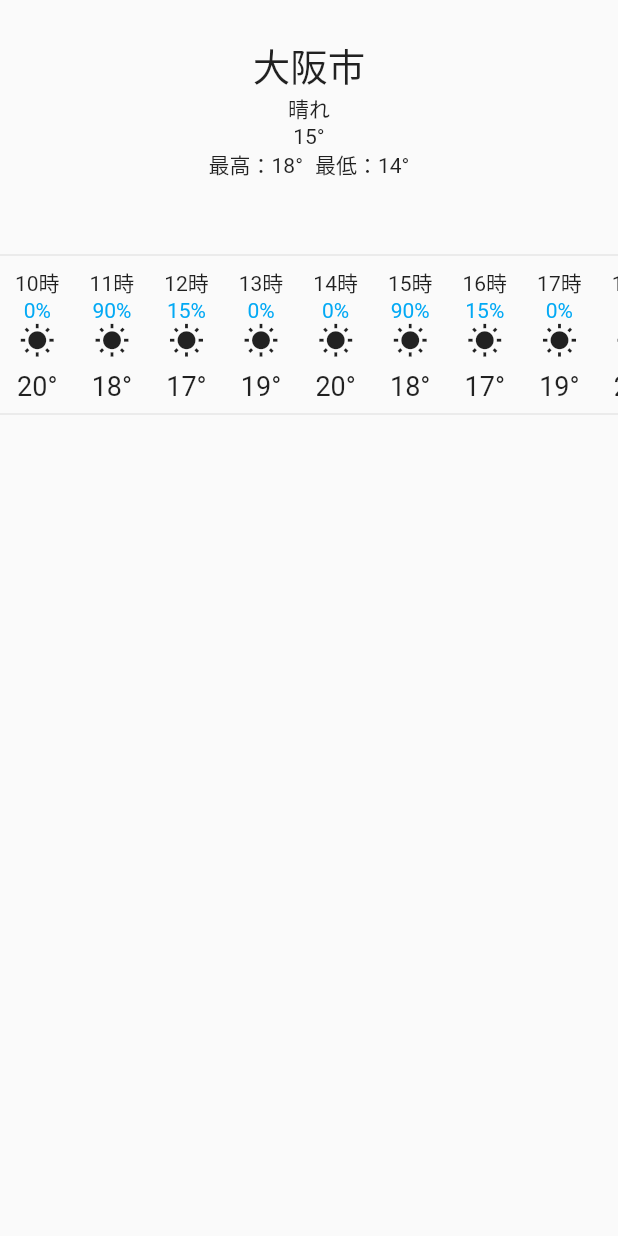
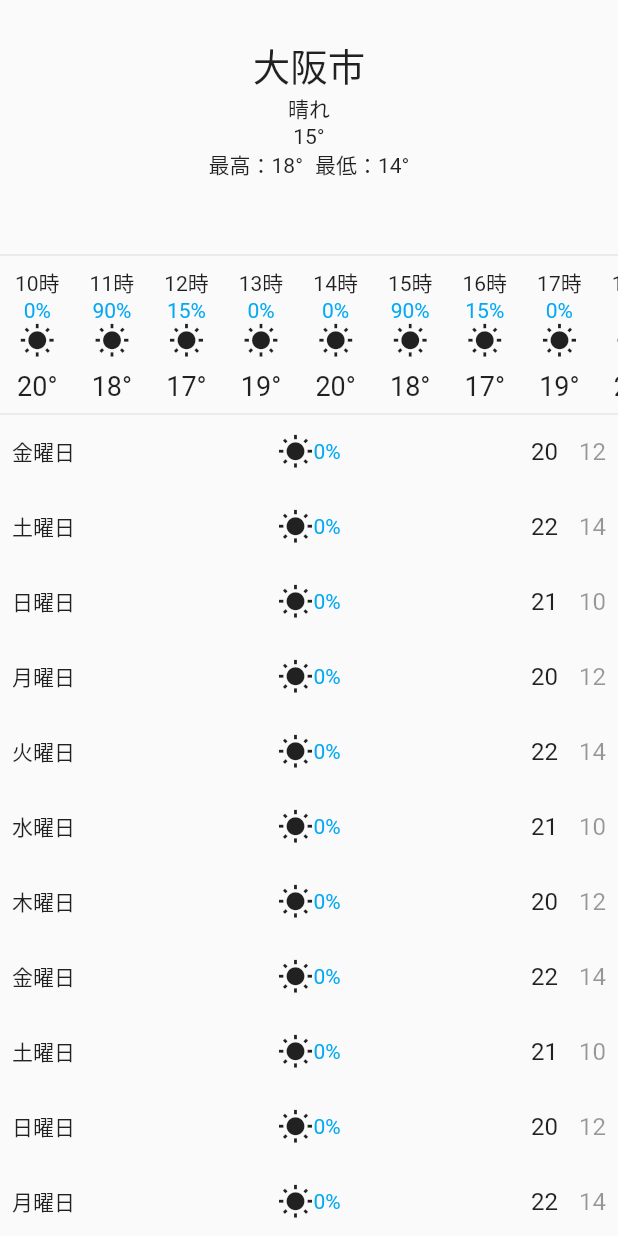
Before and after one commit to yu-s1127/flutter_weather_app, a Flutter app: the screen it shows after launch, on a phone screen of 412 x 824 dp. Run offline on Flutter 3.47's test engine with Material 2 defaults, Android fonts, the phone set to English and light mode, and no system bars.

Commit message:
日毎の天気情報を表示

```diff
--- a/lib/main.dart
+++ b/lib/main.dart
@@ -21,7 +21,6 @@ class MyApp extends StatelessWidget {
   }
 }
 
-// TODO: 日毎の天気を表示
 // TODO: 郵便番号検索窓のUIを作成
 
 // TODO: 郵便番号から住所を取得
--- a/lib/top_page.dart
+++ b/lib/top_page.dart
@@ -16,6 +16,7 @@ class _TopPageState extends State<TopPage> {
     temperatureMaximum: 18,
     temperatureMinimum: 14,
   );
+
   List<Weather> houryWeather = [
     Weather(
       temperature: 20,
@@ -163,6 +164,86 @@ class _TopPageState extends State<TopPage> {
     ),
   ];
 
+  List<Weather> dailyWeather = [
+    Weather(
+        temperatureMaximum: 20,
+        temperatureMinimum: 12,
+        rainyPercentage: 0,
+        time: DateTime(2021, 10, 1)),
+    Weather(
+        temperatureMaximum: 22,
+        temperatureMinimum: 14,
+        rainyPercentage: 0,
+        time: DateTime(2021, 10, 2)),
+    Weather(
+        temperatureMaximum: 21,
+        temperatureMinimum: 10,
+        rainyPercentage: 0,
+        time: DateTime(2021, 10, 3)),
+    Weather(
+        temperatureMaximum: 20,
+        temperatureMinimum: 12,
+        rainyPercentage: 0,
+        time: DateTime(2021, 10, 4)),
+    Weather(
+        temperatureMaximum: 22,
+        temperatureMinimum: 14,
+        rainyPercentage: 0,
+        time: DateTime(2021, 10, 5)),
+    Weather(
+        temperatureMaximum: 21,
+        temperatureMinimum: 10,
+        rainyPercentage: 0,
+        time: DateTime(2021, 10, 6)),
+    Weather(
+        temperatureMaximum: 20,
+        temperatureMinimum: 12,
+        rainyPercentage: 0,
+        time: DateTime(2021, 10, 7)),
+    Weather(
+        temperatureMaximum: 22,
+        temperatureMinimum: 14,
+        rainyPercentage: 0,
+        time: DateTime(2021, 10, 8)),
+    Weather(
+        temperatureMaximum: 21,
+        temperatureMinimum: 10,
+        rainyPercentage: 0,
+        time: DateTime(2021, 10, 9)),
+    Weather(
+        temperatureMaximum: 20,
+        temperatureMinimum: 12,
+        rainyPercentage: 0,
+        time: DateTime(2021, 10, 10)),
+    Weather(
+        temperatureMaximum: 22,
+        temperatureMinimum: 14,
+        rainyPercentage: 0,
+        time: DateTime(2021, 10, 11)),
+    Weather(
+        temperatureMaximum: 21,
+        temperatureMinimum: 10,
+        rainyPercentage: 0,
+        time: DateTime(2021, 10, 12)),
+    Weather(
+        temperatureMaximum: 20,
+        temperatureMinimum: 12,
+        rainyPercentage: 0,
+        time: DateTime(2021, 10, 13)),
+    Weather(
+        temperatureMaximum: 22,
+        temperatureMinimum: 14,
+        rainyPercentage: 0,
+        time: DateTime(2021, 10, 14)),
+    Weather(
+        temperatureMaximum: 21,
+        temperatureMinimum: 10,
+        rainyPercentage: 0,
+        time: DateTime(2021, 10, 15)),
+  ];
+
+  List<String> weekDay = ['月', '火', '水', '木', '金', '土', '日'];
+
   @override
   Widget build(BuildContext context) {
     return Scaffold(
@@ -237,6 +318,58 @@ class _TopPageState extends State<TopPage> {
             const Divider(
               height: 0,
             ),
+            Expanded(
+              child: SingleChildScrollView(
+                child: Column(
+                  children: dailyWeather.map((weather) {
+                    return Padding(
+                      padding: const EdgeInsets.symmetric(horizontal: 8.0),
+                      child: SizedBox(
+                        height: 50,
+                        child: Row(
+                          mainAxisAlignment: MainAxisAlignment.spaceBetween,
+                          children: [
+                            SizedBox(
+                              child: Text(
+                                  '${weekDay[weather.time!.weekday - 1]}曜日'),
+                              width: 50,
+                            ),
+                            Row(
+                              children: [
+                                const Icon(Icons.wb_sunny_sharp),
+                                Text(
+                                  '${weather.rainyPercentage}%',
+                                  style:
+                                      const TextStyle(color: Colors.lightBlue),
+                                ),
+                              ],
+                            ),
+                            SizedBox(
+                              width: 50,
+                              child: Row(
+                                mainAxisAlignment:
+                                    MainAxisAlignment.spaceBetween,
+                                children: [
+                                  Text('${weather.temperatureMaximum}',
+                                      style: const TextStyle(
+                                        fontSize: 16,
+                                      )),
+                                  Text('${weather.temperatureMinimum}',
+                                      style: TextStyle(
+                                        fontSize: 16,
+                                        color: Colors.black.withOpacity(0.4),
+                                      )),
+                                ],
+                              ),
+                            ),
+                          ],
+                        ),
+                      ),
+                    );
+                  }).toList(),
+                ),
+              ),
+            ),
           ],
         ),
       ),
```
